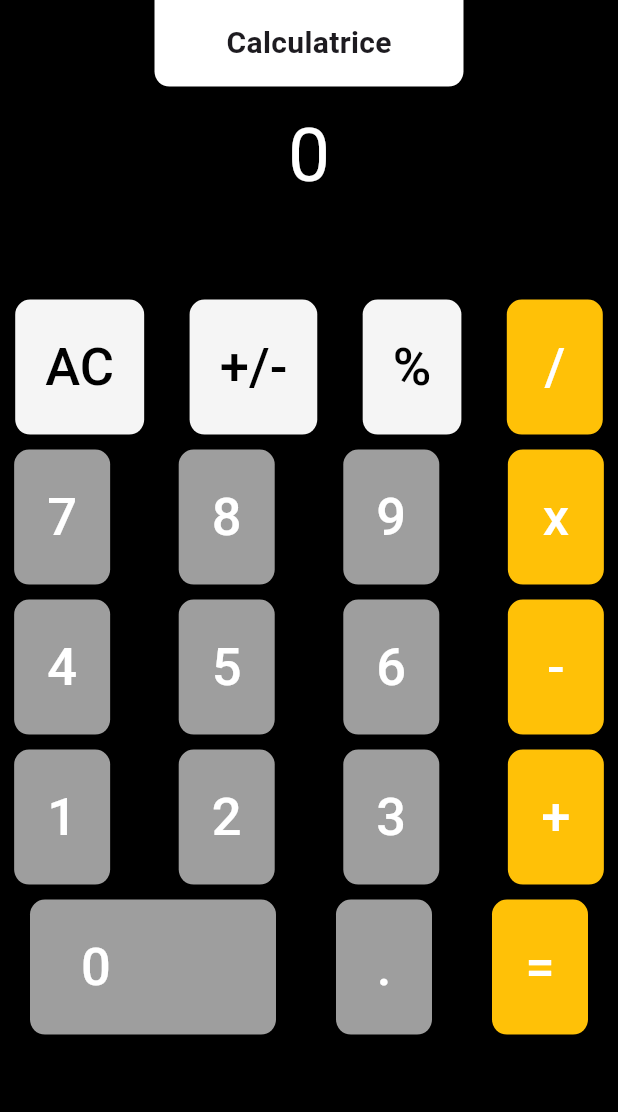
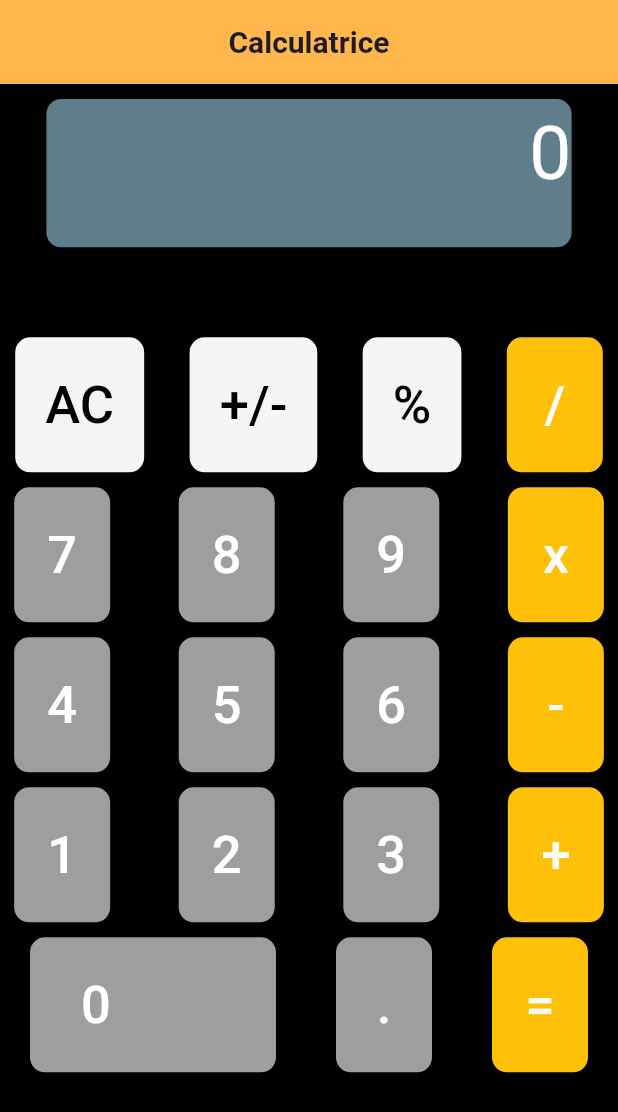
Before and after one commit to Matvdb/Calculatrice-Flutter, a Flutter app: the screen it shows after launch, on a phone screen of 412 x 824 dp. Shown: the top 1112 px of the screen. Run offline on Flutter 3.47's test engine with Material 2 defaults, Android fonts, the phone set to English and light mode, and no system bars.

Commit message:
ajout AppBar

```diff
--- a/lib/ecran/homepage.dart
+++ b/lib/ecran/homepage.dart
@@ -1,4 +1,5 @@
 import 'package:flutter/material.dart';
+import 'package:flutter_application_1/data/menu_items.dart';
 
 class MyHomePage extends StatefulWidget {
   const MyHomePage({Key? key}) : super(key: key);
@@ -38,6 +39,11 @@ class _MyHomePageState extends State<MyHomePage> {
   @override
   Widget build(BuildContext context) {
     return Scaffold(
+      appBar: AppBar(
+        backgroundColor: Colors.orange.shade300,
+        centerTitle: true,
+        title: const Text("Calculatrice", style: TextStyle(fontSize: 20.0, fontWeight: FontWeight.bold),),
+      ),
       // Creation background color and alignement buttons
       body: Container(
             height: MediaQuery.of(context).size.height * 1,
@@ -48,27 +54,27 @@ class _MyHomePageState extends State<MyHomePage> {
               child: Column(
         mainAxisAlignment: MainAxisAlignment.end,
         children: [
-          Container(
-            alignment: Alignment.center,
-            height: MediaQuery.of(context).size.height * 0.07,
-            width: MediaQuery.of(context).size.width * 0.5,
-            decoration: const BoxDecoration(
-              borderRadius: BorderRadius.only(bottomLeft: Radius.circular(10), bottomRight: Radius.circular(10)),
-              color: Colors.white,
-            ),
-            child: const Text("Calculatrice", style: TextStyle(fontSize: 20.0, fontWeight: FontWeight.bold),),
-          ),
           SingleChildScrollView(
             scrollDirection: Axis.horizontal,
             child: Row(
             mainAxisAlignment: MainAxisAlignment.end,
             children: [
-              Padding(padding: EdgeInsets.all(10.0),
-              child: Text(text,
-                textAlign: TextAlign.left,
-                style: const TextStyle(color: Colors.white,
-                fontSize: 50),
-              ),),
+              Padding(
+                padding: const EdgeInsets.all(10.0),
+                child: Container(
+                  height: MediaQuery.of(context).size.height * 0.12,
+                  width: MediaQuery.of(context).size.width * 0.85,
+                  decoration: BoxDecoration(
+                    borderRadius: BorderRadius.circular(10),
+                    color: Theme.of(context).primaryColor,
+                  ),
+                  child: Text(text,
+                  textAlign: TextAlign.right,
+                  style: const TextStyle(color: Colors.white,
+                  fontSize: 50),
+                  ),
+                ),
+              ),
             ],
           ),
           ),
--- a/lib/main.dart
+++ b/lib/main.dart
@@ -15,7 +15,7 @@ class MyApp extends StatelessWidget {
       title: 'Flutter Demo',
       theme: ThemeData(
         useMaterial3: true,
-        primarySwatch: Colors.blueGrey,
+        primaryColor: Colors.blueGrey,
       ),
       debugShowCheckedModeBanner: false,
       home: const MyHomePage(),
```
